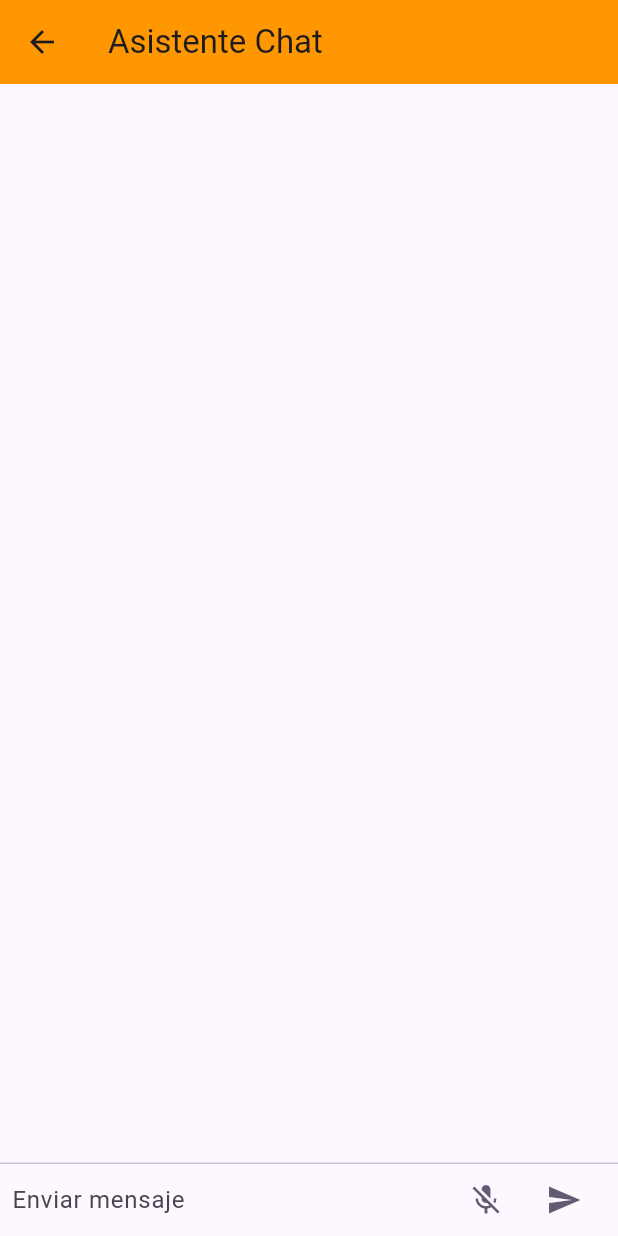
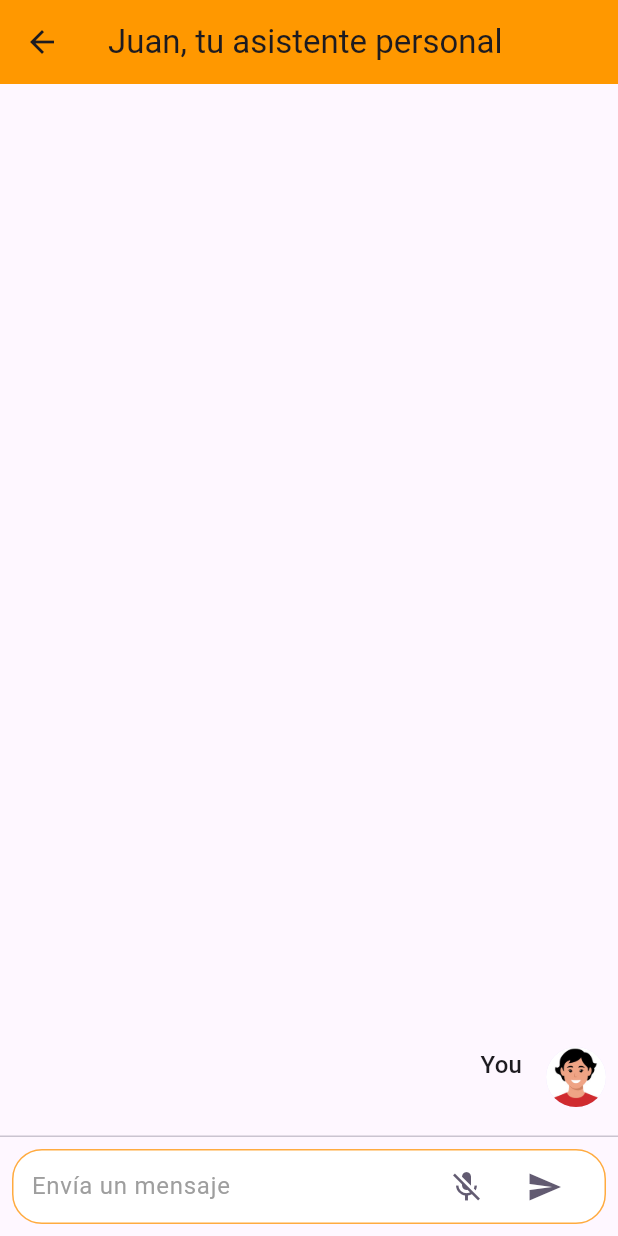
Before and after one commit to pab1s/ETSIIT-info-app, a Flutter app: the ChatPage screen opened directly, after a tap on the "send" icon, on a phone screen of 412 x 824 dp. Run offline on Flutter 3.47's test engine with Material 3 defaults, Android fonts, the light colour scheme and no system bars; our stand-ins replace calendar_view, camera, carousel_slider, flutter_compass, flutter_map, flutter_tts and 9 more; missing offline and left inert: dialogflow_grpc, flutter_map_animations, flutter_pixelmatching, light, syncfusion_flutter_core; project files that could hold a hidden picture were left out.

Commit message:
Enhanced Chat UI

```diff
--- a/lib/pages/dialogflow.dart
+++ b/lib/pages/chat_page.dart
@@ -6,6 +6,7 @@ import 'package:flutter_tts/flutter_tts.dart';
 import 'package:speech_to_text/speech_to_text.dart' as stt;
 
 import '../widgets/top_bar.dart';
+import '../widgets/chat_bubble.dart';
 
 class ChatPage extends StatefulWidget {
   const ChatPage({super.key});
@@ -15,7 +16,7 @@ class ChatPage extends StatefulWidget {
 }
 
 class _ChatPageState extends State<ChatPage> {
-  final List<Map<String, dynamic>> _messages = [];
+  final List<ChatMessage> _messages = [];
   final TextEditingController _textController = TextEditingController();
   DialogflowGrpcV2Beta1? dialogflow;
   FlutterTts? flutterTts;
@@ -42,26 +43,25 @@ class _ChatPageState extends State<ChatPage> {
         _isListening = available ?? false;
       });
     } catch (e) {
-      print("Error al inicializar SpeechToText: $e");
+      print("Error initializing SpeechToText: $e");
     }
   }
 
   void startListening() async {
     if (available ?? false) {
-      setState(() => _isListening = true); // Habilita el botón de micrófono
+      setState(() => _isListening = true);
       try {
         _speech?.listen(
             onResult: (val) => setState(() {
                   _textController.text = val.recognizedWords;
-                  _isListening =
-                      false; // Desactiva el botón de micrófono después de recibir el resultado
+                  _isListening = false;
                 }));
       } catch (e) {
-        print("Error al empezar a escuchar: $e");
+        print("Error starting listening: $e");
         setState(() => _isListening = false);
       }
     } else {
-      print("El reconocimiento de voz no está disponible.");
+      print("Speech recognition not available.");
       setState(() => _isListening = false);
     }
   }
@@ -72,15 +72,15 @@ class _ChatPageState extends State<ChatPage> {
     flutterTts?.setLanguage("es-ES");
 
     flutterTts?.setStartHandler(() {
-      print("Reproducción de voz iniciada");
+      print("Voice playback started");
     });
 
     flutterTts?.setCompletionHandler(() {
-      print("Reproducción de voz completada");
+      print("Voice playback completed");
     });
 
     flutterTts?.setErrorHandler((msg) {
-      print("Error en la reproducción de voz: $msg");
+      print("Error in voice playback: $msg");
     });
   }
 
@@ -92,19 +92,30 @@ class _ChatPageState extends State<ChatPage> {
   }
 
   void _handleSubmitted(String text) async {
-    print("Mensaje enviado: $text");
+    print("Message sent: $text");
     _textController.clear();
+
+    ChatMessage userMessage = ChatMessage(
+      text: text,
+      name: "You",
+      type: true,
+    );
+
     setState(() {
-      _messages.insert(0, {'text': text, 'isUserMessage': true});
+      _messages.insert(0, userMessage);
     });
 
-    // Enviar el mensaje a Dialogflow
     DetectIntentResponse response = await dialogflow!.detectIntent(text, 'es');
     String fulfillmentText = response.queryResult.fulfillmentText;
 
-    // Agregar la respuesta de Dialogflow a la lista de mensajes
+    ChatMessage botMessage = ChatMessage(
+      text: fulfillmentText,
+      name: "Bot",
+      type: false,
+    );
+
     setState(() {
-      _messages.insert(0, {'text': fulfillmentText, 'isUserMessage': false});
+      _messages.insert(0, botMessage);
     });
 
     await flutterTts?.speak(fulfillmentText);
@@ -121,7 +132,7 @@ class _ChatPageState extends State<ChatPage> {
   Widget build(BuildContext context) {
     return Scaffold(
       appBar: const TopBar(
-        title: "Asistente Chat",
+        title: "Juan, tu asistente personal",
       ),
       body: Column(
         children: <Widget>[
@@ -129,16 +140,7 @@ class _ChatPageState extends State<ChatPage> {
             child: ListView.builder(
               reverse: true,
               itemCount: _messages.length,
-              itemBuilder: (_, index) => ListTile(
-                title: Text(
-                  _messages[index]['text'],
-                  style: TextStyle(
-                    color: _messages[index]['isUserMessage']
-                        ? Colors.black
-                        : Colors.orange, // Respuestas de Dialogflow en naranja
-                  ),
-                ),
-              ),
+              itemBuilder: (_, index) => _messages[index],
             ),
           ),
           const Divider(height: 1.0),
@@ -155,15 +157,24 @@ class _ChatPageState extends State<ChatPage> {
     return IconTheme(
       data: IconThemeData(color: Theme.of(context).colorScheme.secondary),
       child: Container(
-        margin: const EdgeInsets.symmetric(horizontal: 8.0),
+        margin: const EdgeInsets.symmetric(horizontal: 8.0, vertical: 8.0),
+        padding: const EdgeInsets.symmetric(horizontal: 12.0),
+        decoration: BoxDecoration(
+          color: Colors.white,
+          borderRadius: BorderRadius.circular(20.0),
+          border: Border.all(color: Colors.orangeAccent),
+        ),
         child: Row(
           children: <Widget>[
             Expanded(
               child: TextField(
                 controller: _textController,
                 onSubmitted: _handleSubmitted,
-                decoration:
-                    const InputDecoration.collapsed(hintText: "Enviar mensaje"),
+                decoration: InputDecoration.collapsed(
+                  hintText: "Envía un mensaje",
+                  hintStyle: TextStyle(color: Colors.grey),
+                ),
+                style: TextStyle(color: Colors.black),
               ),
             ),
             IconButton(
--- a/lib/pages/main_page.dart
+++ b/lib/pages/main_page.dart
@@ -3,7 +3,7 @@ import '../widgets/bottom_bar.dart';
 import 'home_page.dart';
 import 'tuiqr_page.dart';
 import 'mapa_page.dart';
-import 'dialogflow.dart';
+import 'chat_page.dart';
 
 class MainPage extends StatefulWidget {
   const MainPage({super.key});
--- /dev/null
+++ b/lib/widgets/chat_bubble.dart
@@ -0,0 +1,80 @@
+import 'package:flutter/material.dart';
+
+class ChatMessage extends StatelessWidget {
+  const ChatMessage({
+    super.key,
+    required this.text,
+    required this.name,
+    required this.type,
+  });
+
+  final String text;
+  final String name;
+  final bool type;
+
+  List<Widget> otherMessage(context) {
+    return <Widget>[
+      Container(
+        margin: const EdgeInsets.only(right: 16.0),
+        child: const CircleAvatar(
+            foregroundImage: AssetImage('assets/avatar.jpeg')),
+      ),
+      Expanded(
+        child: Column(
+          crossAxisAlignment: CrossAxisAlignment.start,
+          children: <Widget>[
+            Text(
+              name,
+              style: const TextStyle(
+                fontWeight: FontWeight.bold,
+              ),
+            ),
+            Container(
+              margin: const EdgeInsets.only(top: 5.0),
+              child: Text(text),
+            ),
+          ],
+        ),
+      ),
+    ];
+  }
+
+  List<Widget> myMessage(context) {
+    return <Widget>[
+      Expanded(
+        child: Column(
+          crossAxisAlignment: CrossAxisAlignment.end,
+          children: <Widget>[
+            Text(name, style: Theme.of(context).textTheme.titleMedium),
+            Container(
+              margin: const EdgeInsets.only(top: 5.0),
+              child: Text(text),
+            ),
+          ],
+        ),
+      ),
+      Container(
+        margin: const EdgeInsets.only(left: 16.0),
+        child: const CircleAvatar(
+          foregroundImage: AssetImage(
+            'assets/user.jpeg',
+          ),
+        ),
+      ),
+    ];
+  }
+
+  @override
+  Widget build(BuildContext context) {
+    return Padding(
+      padding: const EdgeInsets.symmetric(horizontal: 8.0, vertical: 4.0),
+      child: Container(
+        margin: const EdgeInsets.symmetric(vertical: 5.0),
+        child: Row(
+          crossAxisAlignment: CrossAxisAlignment.start,
+          children: type ? myMessage(context) : otherMessage(context),
+        ),
+      ),
+    );
+  }
+}
--- a/pubspec.yaml
+++ b/pubspec.yaml
@@ -95,6 +95,7 @@ flutter:
     - assets/valdi.png
     - assets/salas.png
     - assets/npc.png
+    - assets/user.jpeg
 
   # An image asset can refer to one or more resolution-specific "variants", see
   # https://flutter.dev/assets-and-images/#resolution-aware
```
Also changed, not shown: assets/user.jpeg (added).
